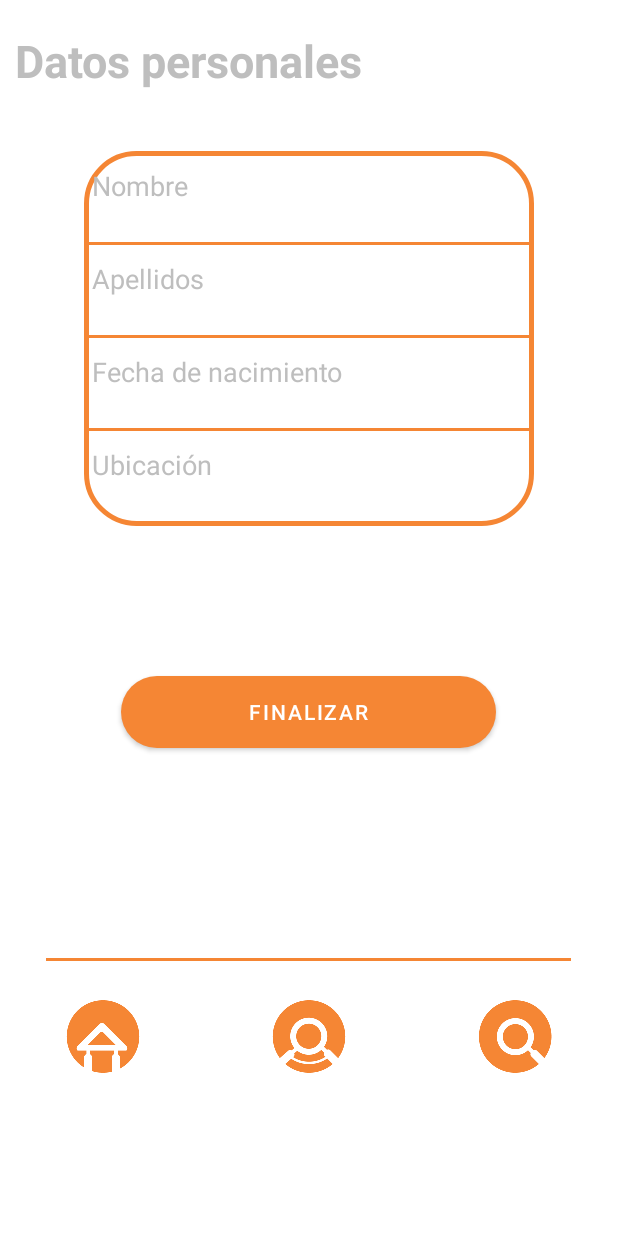
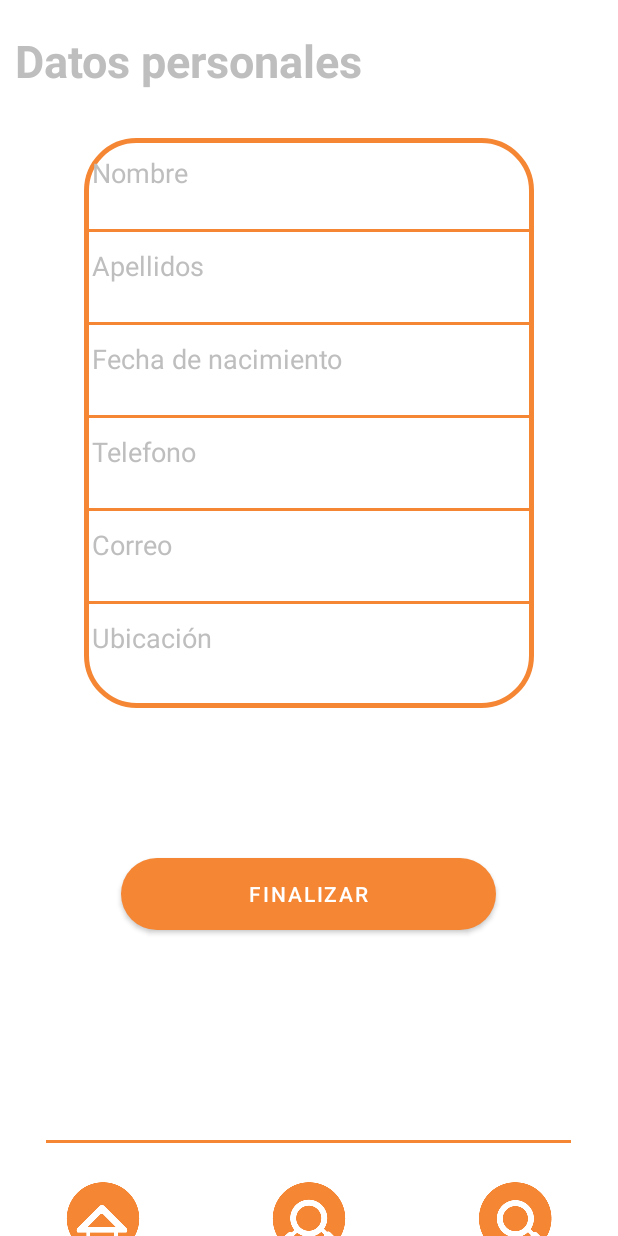
Before and after one commit to NallelyRAM/Pestamos_Faciles, an Android app: the layout datos.xml on its own in the app's theme, with its tools: preview values and no code run, on a phone screen of 412 x 824 dp. Run offline under Robolectric (Android 15) with nearby library versions, the light colour scheme and no system bars.

Commit message:
Se borro registrar usuario y modifico pantalla datos
Agregue un bloc de notas con el xml de registrar

```diff
--- a/app/src/main/res/layout/datos.xml
+++ b/app/src/main/res/layout/datos.xml
@@ -20,10 +20,10 @@
 
     <LinearLayout
         android:layout_width="300dp"
-        android:layout_height="250dp"
+        android:layout_height="380dp"
         android:orientation="vertical"
         android:layout_gravity="center"
-        android:layout_marginTop="10dp"
+        android:layout_marginTop="1dp"
         android:background="@drawable/round_textview">
 
 
@@ -60,7 +60,30 @@
             android:layout_marginTop="10dp"
             android:textSize="18sp"
             android:text=" Fecha de nacimiento" />
+        <View
+            android:layout_width="match_parent"
+            android:layout_height="2dp"
+            android:background="@color/purple_500"/>
 
+        <TextView
+            android:id="@+id/tv_telefono"
+            android:layout_width="match_parent"
+            android:layout_height="50dp"
+            android:layout_marginTop="10dp"
+            android:textSize="18sp"
+            android:text=" Telefono" />
+        <View
+            android:layout_width="match_parent"
+            android:layout_height="2dp"
+            android:background="@color/purple_500"/>
+
+        <TextView
+            android:id="@+id/tv_Correo"
+            android:layout_width="match_parent"
+            android:layout_height="50dp"
+            android:layout_marginTop="10dp"
+            android:textSize="18sp"
+            android:text=" Correo" />
         <View
             android:layout_width="match_parent"
             android:layout_height="2dp"
```
Also changed, not shown: 2 other files.
